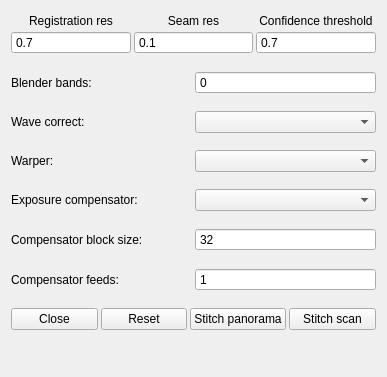
The window that src/gui/ui/stitchersettingsdialog.ui (nisemono0/AniStitch) describes before a commit, drawn with Qt 5.
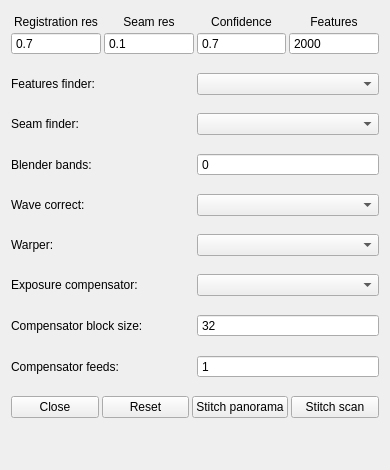
The same window after the commit.

Commit message: Add more settings to custom stitcher * Add option to set number of features to find * Add option to set the features finder to use * Add option to set the seam finder to use

Patch:
```diff
--- a/src/gui/ui/stitchersettingsdialog.ui
+++ b/src/gui/ui/stitchersettingsdialog.ui
@@ -6,20 +6,20 @@
    <rect>
     <x>0</x>
     <y>0</y>
-    <width>387</width>
-    <height>377</height>
+    <width>390</width>
+    <height>470</height>
    </rect>
   </property>
   <property name="minimumSize">
    <size>
-    <width>387</width>
-    <height>377</height>
+    <width>390</width>
+    <height>470</height>
    </size>
   </property>
   <property name="maximumSize">
    <size>
-    <width>387</width>
-    <height>377</height>
+    <width>390</width>
+    <height>470</height>
    </size>
   </property>
   <property name="windowTitle">
@@ -147,7 +147,7 @@
           <string>Confidence that images are the same (SCAN+PANORAMA)</string>
          </property>
          <property name="text">
-          <string>Confidence threshold</string>
+          <string>Confidence</string>
          </property>
          <property name="alignment">
           <set>Qt::AlignmentFlag::AlignCenter</set>
@@ -180,6 +180,90 @@
         </widget>
        </item>
       </layout>
+     </item>
+     <item>
+      <layout class="QVBoxLayout" name="verticalLayout_5">
+       <item>
+        <widget class="QLabel" name="labelFeaturesNumber">
+         <property name="sizePolicy">
+          <sizepolicy hsizetype="Preferred" vsizetype="Maximum">
+           <horstretch>0</horstretch>
+           <verstretch>0</verstretch>
+          </sizepolicy>
+         </property>
+         <property name="statusTip">
+          <string>Number of features to find (SCAN+PANORAMA)</string>
+         </property>
+         <property name="text">
+          <string>Features</string>
+         </property>
+         <property name="alignment">
+          <set>Qt::AlignmentFlag::AlignCenter</set>
+         </property>
+        </widget>
+       </item>
+       <item>
+        <widget class="QSpinBox" name="spinBoxFeaturesNumber">
+         <property name="statusTip">
+          <string>Number of features to find (SCAN+PANORAMA)</string>
+         </property>
+         <property name="buttonSymbols">
+          <enum>QAbstractSpinBox::ButtonSymbols::NoButtons</enum>
+         </property>
+         <property name="minimum">
+          <number>1</number>
+         </property>
+         <property name="maximum">
+          <number>5000</number>
+         </property>
+         <property name="value">
+          <number>2000</number>
+         </property>
+        </widget>
+       </item>
+      </layout>
+     </item>
+    </layout>
+   </item>
+   <item>
+    <layout class="QHBoxLayout" name="horizontalLayout_10">
+     <item>
+      <widget class="QLabel" name="labelFeaturesFinder">
+       <property name="statusTip">
+        <string>Feature finder type (SCAN+PANORAMA)</string>
+       </property>
+       <property name="text">
+        <string>Features finder:</string>
+       </property>
+      </widget>
+     </item>
+     <item>
+      <widget class="QComboBox" name="comboBoxFeaturesFinder">
+       <property name="statusTip">
+        <string>Feature finder type (SCAN+PANORAMA)</string>
+       </property>
+      </widget>
+     </item>
+    </layout>
+   </item>
+   <item>
+    <layout class="QHBoxLayout" name="horizontalLayout_9">
+     <item>
+      <widget class="QLabel" name="labelSeamFinder">
+       <property name="statusTip">
+        <string>Seam finder type (SCAN+PANORAMA)</string>
+       </property>
+       <property name="text">
+        <string>Seam finder:</string>
+       </property>
+      </widget>
+     </item>
+     <item>
+      <widget class="QComboBox" name="comboBoxSeamFinder">
+       <property name="statusTip">
+        <string>Seam finder type (SCAN+PANORAMA)</string>
+       </property>
+      </widget>
      </item>
     </layout>
    </item>
```
The commit also changes 4 other files.
